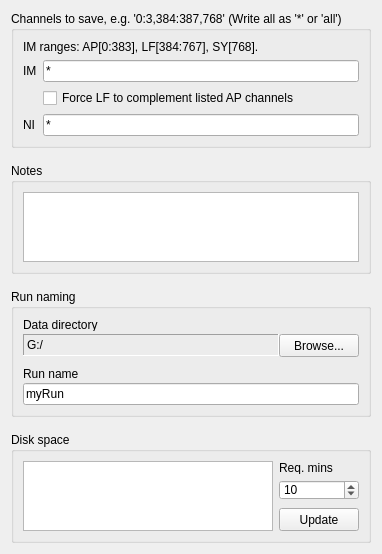
Before: the Qt Designer form Forms/SeeNSaveTab.ui in billkarsh/SpikeGLX, drawn with Qt 5.
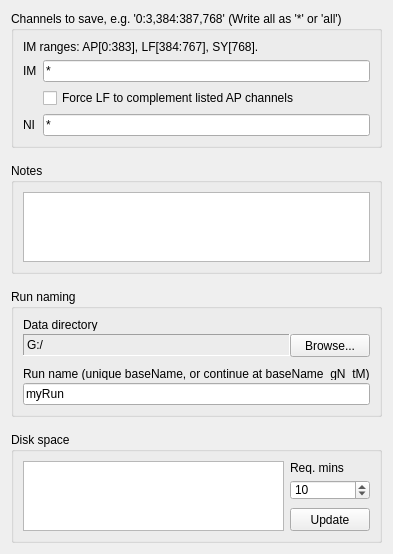
After: the same form once the commit is applied.

Diff of the .ui file:
```diff
--- a/Forms/SeeNSaveTab.ui
+++ b/Forms/SeeNSaveTab.ui
@@ -211,7 +211,7 @@
            </size>
           </property>
           <property name="text">
-           <string>Run name</string>
+           <string>Run name (unique baseName, or continue at baseName_gN_tM)</string>
           </property>
           <property name="alignment">
            <set>Qt::AlignLeading|Qt::AlignLeft|Qt::AlignVCenter</set>
```
